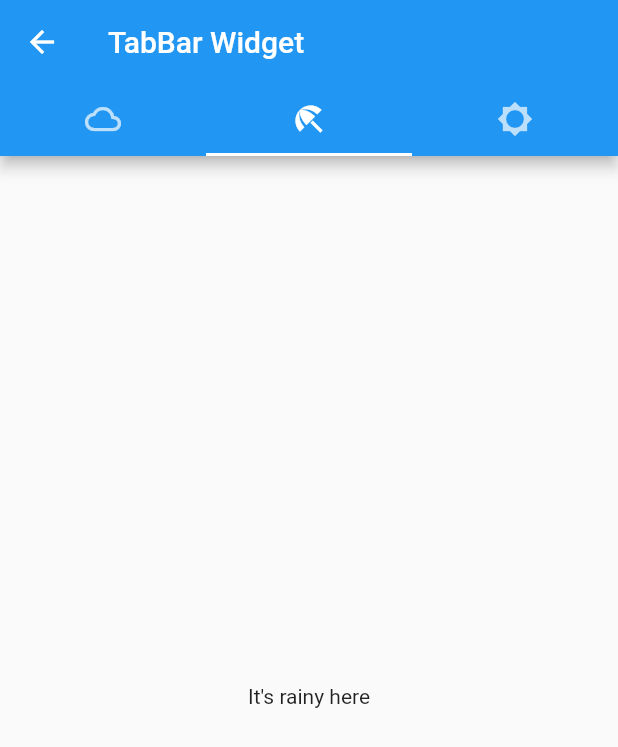
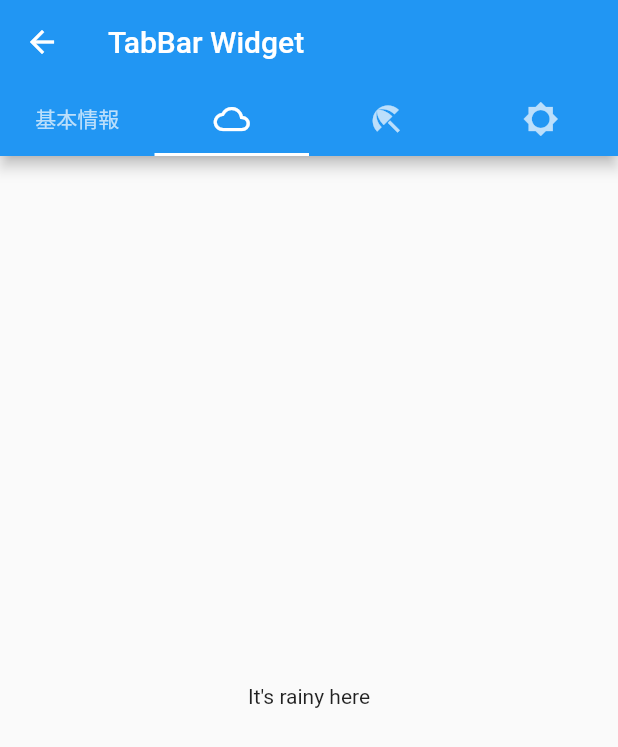
Before and after one commit to klsh1tt/five_senses_tell_draft, a Flutter app: the HomePage screen opened directly, on a phone screen of 412 x 824 dp. Shown: the top 747 px of the screen. Run offline on Flutter 3.47's test engine with Material 2 defaults, Android fonts, the phone set to English and light mode, and no system bars; our stand-ins replace flutter_riverpod.

Commit message:
基本情報タブの追加

```diff
--- a/lib/views/home_page.dart
+++ b/lib/views/home_page.dart
@@ -5,12 +5,15 @@ class HomePage extends StatelessWidget {
   Widget build(BuildContext context) {
     return DefaultTabController(
       initialIndex: 1,
-      length: 3,
+      length: 4,
       child: Scaffold(
         appBar: AppBar(
           title: const Text('TabBar Widget'),
           bottom: const TabBar(
             tabs: <Widget>[
+              Tab(
+                text: '基本情報',
+              ),
               Tab(
                 icon: Icon(Icons.cloud_outlined),
               ),
@@ -34,6 +37,9 @@ class HomePage extends StatelessWidget {
             Center(
               child: Text("It's sunny here"),
             ),
+            Center(
+              child: Text("hoge"),
+            ),
           ],
         ),
       ),
```
